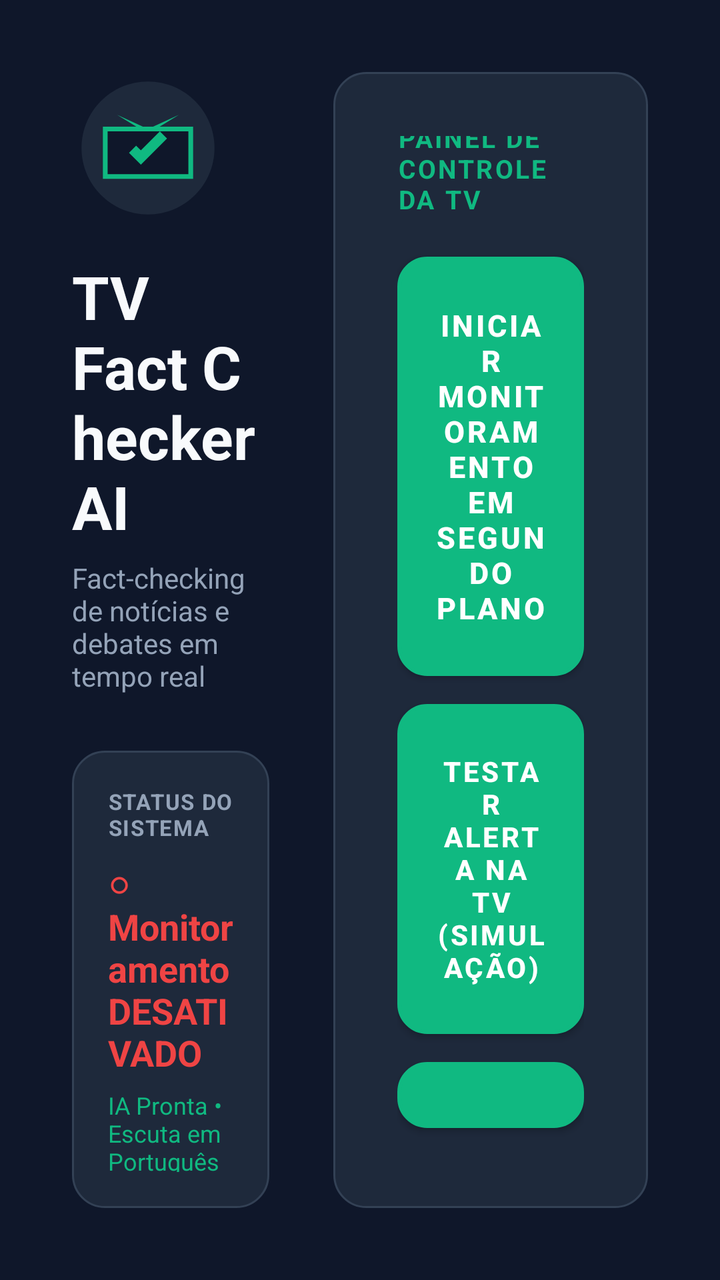
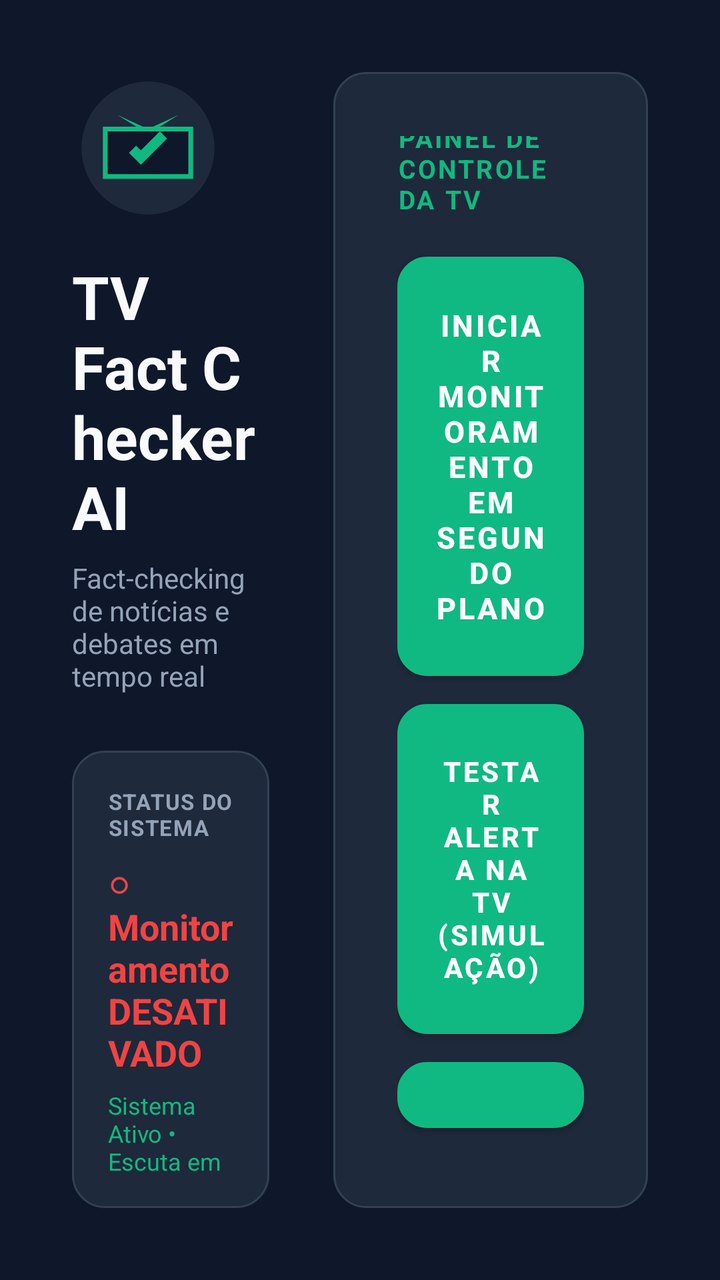

An Android layout rendered at two revisions. The XML below is the earlier revision; the diff shows what the commit changed to produce the second picture.
<!-- AndroidManifest.xml: application theme Theme.TVFactChecker -->
<!-- res/layout/activity_main.xml -->
<?xml version="1.0" encoding="utf-8"?>
<LinearLayout xmlns:android="http://schemas.android.com/apk/res/android"
    android:layout_width="match_parent"
    android:layout_height="match_parent"
    android:orientation="horizontal"
    android:background="@color/background_tv"
    android:padding="36dp"
    android:baselineAligned="false">

    
    <LinearLayout
        android:layout_width="0dp"
        android:layout_height="match_parent"
        android:layout_weight="1"
        android:orientation="vertical"
        android:gravity="center_vertical"
        android:paddingEnd="32dp">

        <ImageView
            android:layout_width="76dp"
            android:layout_height="76dp"
            android:src="@drawable/ic_factcheck_logo"
            android:contentDescription="@string/app_name"
            android:layout_marginBottom="16dp" />

        <TextView
            android:layout_width="wrap_content"
            android:layout_height="wrap_content"
            android:text="@string/app_name"
            android:textColor="@color/text_primary"
            android:textSize="30sp"
            android:textStyle="bold" />

        <TextView
            android:layout_width="wrap_content"
            android:layout_height="wrap_content"
            android:text="@string/app_tagline"
            android:textColor="@color/text_secondary"
            android:textSize="14sp"
            android:layout_marginTop="6dp" />

        
        <LinearLayout
            android:layout_width="match_parent"
            android:layout_height="wrap_content"
            android:orientation="vertical"
            android:background="@drawable/bg_card_tv"
            android:padding="18dp"
            android:layout_marginTop="28dp">

            <TextView
                android:layout_width="wrap_content"
                android:layout_height="wrap_content"
                android:text="STATUS DO SISTEMA"
                android:textColor="@color/text_secondary"
                android:textSize="11sp"
                android:textStyle="bold"
                android:letterSpacing="0.05" />

            <TextView
                android:id="@+id/tvStatus"
                android:layout_width="wrap_content"
                android:layout_height="wrap_content"
                android:text="@string/status_service_stopped"
                android:textColor="@color/accent_red"
                android:textSize="18sp"
                android:textStyle="bold"
                android:layout_marginTop="8dp" />

            <TextView
                android:id="@+id/tvStats"
                android:layout_width="wrap_content"
                android:layout_height="wrap_content"
                android:text="IA Pronta • Escuta em Português (pt-BR)"
                android:textColor="@color/primary"
                android:textSize="12sp"
                android:layout_marginTop="6dp" />
        </LinearLayout>

    </LinearLayout>

    
    <LinearLayout
        android:layout_width="0dp"
        android:layout_height="match_parent"
        android:layout_weight="1.2"
        android:orientation="vertical"
        android:gravity="center_vertical"
        android:background="@drawable/bg_card_tv"
        android:padding="32dp">

        <TextView
            android:layout_width="wrap_content"
            android:layout_height="wrap_content"
            android:text="PAINEL DE CONTROLE DA TV"
            android:textColor="@color/primary"
            android:textSize="13sp"
            android:textStyle="bold"
            android:letterSpacing="0.08"
            android:layout_marginBottom="20dp" />

        
        <Button
            android:id="@+id/btnToggleService"
            android:layout_width="match_parent"
            android:layout_height="wrap_content"
            android:text="@string/btn_start_service"
            android:textColor="#FFFFFF"
            android:background="@drawable/bg_button_selector"
            android:padding="18dp"
            android:textStyle="bold"
            android:textSize="15sp"
            android:layout_marginBottom="14dp"
            android:focusable="true"
            android:focusableInTouchMode="true"
            android:nextFocusDown="@id/btnTestOverlay" />

        
        <Button
            android:id="@+id/btnTestOverlay"
            android:layout_width="match_parent"
            android:layout_height="wrap_content"
            android:text="@string/btn_test_overlay"
            android:textColor="#FFFFFF"
            android:background="@drawable/bg_button_selector"
            android:padding="18dp"
            android:textStyle="bold"
            android:textSize="14sp"
            android:layout_marginBottom="14dp"
            android:focusable="true"
            android:focusableInTouchMode="true"
            android:nextFocusUp="@id/btnToggleService"
            android:nextFocusDown="@id/btnGrantOverlay" />

        
        <Button
            android:id="@+id/btnGrantOverlay"
            android:layout_width="match_parent"
            android:layout_height="wrap_content"
            android:text="@string/btn_permission_overlay"
            android:textColor="#FFFFFF"
            android:background="@drawable/bg_button_selector"
            android:padding="16dp"
            android:textStyle="bold"
            android:textSize="13sp"
            android:focusable="true"
            android:focusableInTouchMode="true"
            android:nextFocusUp="@id/btnTestOverlay" />

        <TextView
            android:layout_width="match_parent"
            android:layout_height="wrap_content"
            android:text="Dica: Use as setas do controle remoto para navegar. O botão selecionado ficará iluminado em verde com contorno branco."
            android:textColor="@color/text_secondary"
            android:textSize="11sp"
            android:layout_marginTop="16dp" />

    </LinearLayout>

</LinearLayout>
<!-- resources referenced by this layout -->
<resources>
  <color name="accent_red">#EF4444</color>
  <color name="background_tv">#0F172A</color>
  <color name="primary">#10B981</color>
  <color name="text_primary">#F8FAFC</color>
  <color name="text_secondary">#94A3B8</color>
  <!-- drawable bg_button_selector (drawable) -->
  <?xml version="1.0" encoding="utf-8"?>
  <selector xmlns:android="http://schemas.android.com/apk/res/android">
      
      <item android:state_focused="true">
          <shape android:shape="rectangle">
              <solid android:color="#10B981" />
              <corners android:radius="14dp" />
              <stroke android:width="4dp" android:color="#FFFFFF" />
          </shape>
      </item>
      
      <item android:state_pressed="true">
          <shape android:shape="rectangle">
              <solid android:color="#059669" />
              <corners android:radius="14dp" />
              <stroke android:width="2dp" android:color="#10B981" />
          </shape>
      </item>
      
      <item>
          <shape android:shape="rectangle">
              <solid android:color="#1E293B" />
              <corners android:radius="14dp" />
              <stroke android:width="2dp" android:color="#334155" />
          </shape>
      </item>
  </selector>
  <!-- drawable bg_card_tv (drawable) -->
  <?xml version="1.0" encoding="utf-8"?>
  <shape xmlns:android="http://schemas.android.com/apk/res/android"
      android:shape="rectangle">
      <solid android:color="@color/surface_tv" />
      <corners android:radius="16dp" />
      <stroke android:width="1dp" android:color="#334155" />
  </shape>
  <!-- drawable ic_factcheck_logo (drawable) -->
  <vector xmlns:android="http://schemas.android.com/apk/res/android"
      android:width="128dp"
      android:height="128dp"
      android:viewportWidth="128"
      android:viewportHeight="128">
      
      <path
          android:fillColor="#1E293B"
          android:pathData="M64,8 C94.928,8 120,33.072 120,64 C120,94.928 94.928,120 64,120 C33.072,120 8,94.928 8,64 C8,33.072 33.072,8 64,8 Z" />
      
      <path
          android:fillColor="#10B981"
          android:pathData="M38,36 L64,52 L90,36 L64,48 Z" />
      
      <path
          android:fillColor="#0F172A"
          android:strokeColor="#10B981"
          android:strokeWidth="4"
          android:pathData="M28,48 H100 V88 H28 Z" />
      
      <path
          android:fillColor="#10B981"
          android:pathData="M48,68 L58,78 L80,56 L74,50 L58,66 L54,62 Z" />
  </vector>
  <string name="app_name">TV Fact Checker AI</string>
  <string name="app_tagline">Fact-checking de notícias e debates em tempo real</string>
  <string name="btn_permission_overlay">Conceder Permissão de Sobreposição</string>
  <string name="btn_start_service">Iniciar Monitoramento em Segundo Plano</string>
  <string name="btn_test_overlay">Testar Alerta na TV (Simulação)</string>
  <string name="status_service_stopped">○ Monitoramento DESATIVADO</string>
  <style name="Theme.TVFactChecker" parent="Theme.MaterialComponents.NoActionBar">
          <item name="colorPrimary">@color/primary</item>
          <item name="colorPrimaryVariant">@color/primary_variant</item>
          <item name="colorSecondary">@color/secondary</item>
          <item name="android:windowBackground">@color/background_tv</item>
          <item name="android:textColorPrimary">@color/text_primary</item>
          <item name="android:textColorSecondary">@color/text_secondary</item>
      </style>
  <color name="surface_tv">#1E293B</color>
  <color name="primary_variant">#059669</color>
  <color name="secondary">#06B6D4</color>
</resources>

<!-- the commit's change to res/layout/activity_main.xml (unified diff, before → after) -->
@@ -71,7 +71,7 @@
                 android:id="@+id/tvStats"
                 android:layout_width="wrap_content"
                 android:layout_height="wrap_content"
-                android:text="IA Pronta • Escuta em Português (pt-BR)"
+                android:text="Sistema Ativo • Escuta em Português (pt-BR)"
                 android:textColor="@color/primary"
                 android:textSize="12sp"
                 android:layout_marginTop="6dp" />
